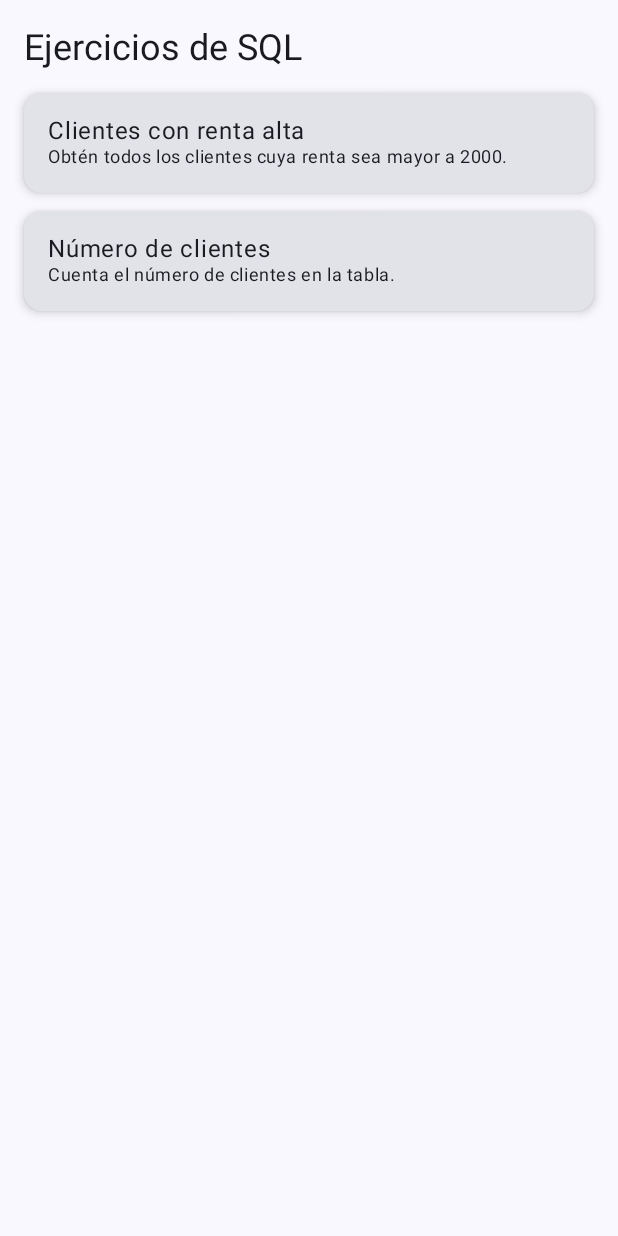
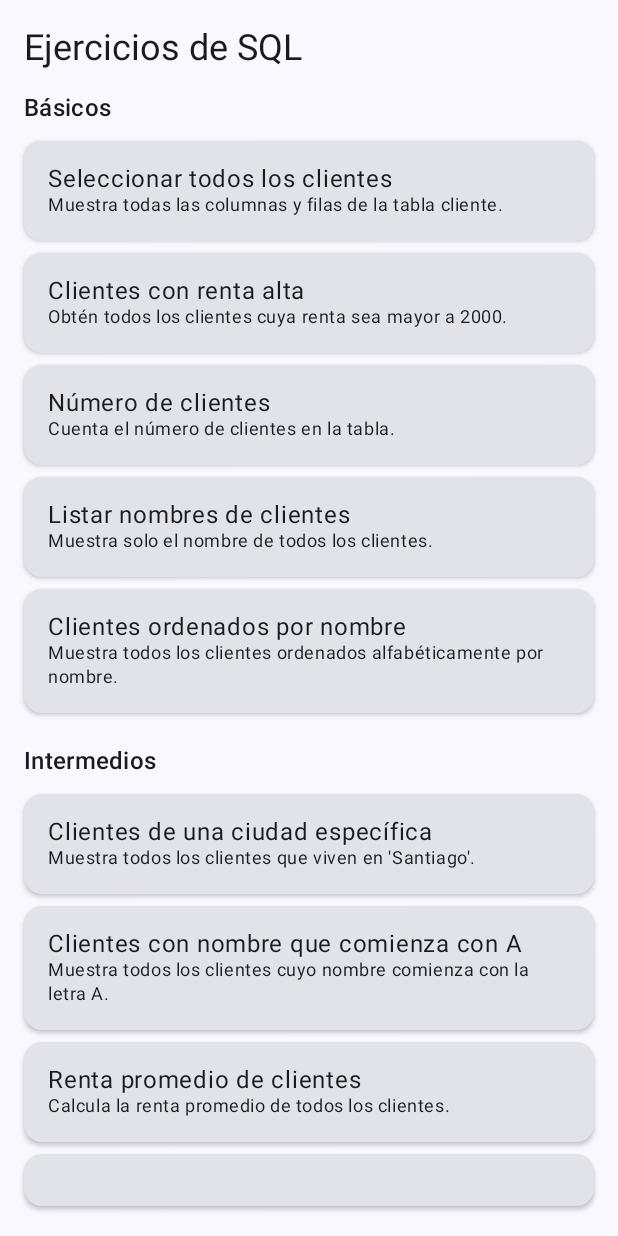
Before and after one commit to matias089/SQLPractice, an Android app built with Jetpack Compose: the composable SqlExerciseListScreen shown on its own in the app's theme, on a phone screen of 412 x 824 dp. Run offline under Robolectric (Android 15) with nearby library versions, the phone set to English and light mode, and no system bars; network calls fail.

Commit message:
add categiorias y mas ejercicios

```diff
--- a/app/src/main/java/com/example/sqlpractice/SqlExerciseListScreen.kt
+++ b/app/src/main/java/com/example/sqlpractice/SqlExerciseListScreen.kt
@@ -12,21 +12,27 @@ fun SqlExerciseListScreen(
     onExerciseSelected: (SqlExercise) -> Unit,
     modifier: Modifier = Modifier
 ) {
+    val categories = sampleExercises.groupBy { it.category }
+
     Column(
         modifier = modifier
             .fillMaxSize()
             .padding(16.dp)
     ) {
         Text("Ejercicios de SQL", style = MaterialTheme.typography.headlineSmall)
-        Spacer(Modifier.height(8.dp))
+        Spacer(Modifier.height(12.dp))
 
-        sampleExercises.forEach { exercise ->
+        categories.forEach { (category, exercises) ->
+            Text(category, style = MaterialTheme.typography.titleMedium)
+            Spacer(Modifier.height(6.dp))
+
+            exercises.forEach { exercise ->
                 Card(
                     modifier = Modifier
                         .fillMaxWidth()
-                    .padding(vertical = 6.dp)
+                        .padding(vertical = 4.dp)
                         .clickable { onExerciseSelected(exercise) },
-                elevation = CardDefaults.cardElevation(defaultElevation = 4.dp)
+                    elevation = CardDefaults.cardElevation(defaultElevation = 2.dp)
                 ) {
                     Column(Modifier.padding(16.dp)) {
                         Text(exercise.title, style = MaterialTheme.typography.bodyLarge)
@@ -34,5 +40,7 @@ fun SqlExerciseListScreen(
                     }
                 }
             }
+            Spacer(Modifier.height(16.dp))
         }
     }
+}
--- a/app/src/main/java/com/example/sqlpractice/SqlExerciseScreen.kt
+++ b/app/src/main/java/com/example/sqlpractice/SqlExerciseScreen.kt
@@ -14,25 +14,125 @@ data class SqlExercise(
     val id: Int,
     val title: String,
     val description: String,
-    val solutionQuery: String
+    val solutionQuery: String,
+    val category: String
 )
 
-// Lista de ejercicios de ejemplo
+// Lista de ejercicios (3 categorías, 5 cada una)
 val sampleExercises = listOf(
+    // ----------------- BÁSICOS -----------------
     SqlExercise(
         id = 1,
-        title = "Clientes con renta alta",
-        description = "Obtén todos los clientes cuya renta sea mayor a 2000.",
-        solutionQuery = "SELECT * FROM cliente WHERE renta_cli > 2000"
+        title = "Seleccionar todos los clientes",
+        description = "Muestra todas las columnas y filas de la tabla cliente.",
+        solutionQuery = "SELECT * FROM cliente",
+        category = "Básicos"
     ),
     SqlExercise(
         id = 2,
+        title = "Clientes con renta alta",
+        description = "Obtén todos los clientes cuya renta sea mayor a 2000.",
+        solutionQuery = "SELECT * FROM cliente WHERE renta_cli > 2000",
+        category = "Básicos"
+    ),
+    SqlExercise(
+        id = 3,
         title = "Número de clientes",
         description = "Cuenta el número de clientes en la tabla.",
-        solutionQuery = "SELECT COUNT(*) FROM cliente"
+        solutionQuery = "SELECT COUNT(*) FROM cliente",
+        category = "Básicos"
+    ),
+    SqlExercise(
+        id = 4,
+        title = "Listar nombres de clientes",
+        description = "Muestra solo el nombre de todos los clientes.",
+        solutionQuery = "SELECT nombre_cli FROM cliente",
+        category = "Básicos"
+    ),
+    SqlExercise(
+        id = 5,
+        title = "Clientes ordenados por nombre",
+        description = "Muestra todos los clientes ordenados alfabéticamente por nombre.",
+        solutionQuery = "SELECT * FROM cliente ORDER BY nombre_cli ASC",
+        category = "Básicos"
+    ),
+
+    // ----------------- INTERMEDIOS -----------------
+    SqlExercise(
+        id = 6,
+        title = "Clientes de una ciudad específica",
+        description = "Muestra todos los clientes que viven en 'Santiago'.",
+        solutionQuery = "SELECT * FROM cliente WHERE ciudad_cli = 'Santiago'",
+        category = "Intermedios"
+    ),
+    SqlExercise(
+        id = 7,
+        title = "Clientes con nombre que comienza con A",
+        description = "Muestra todos los clientes cuyo nombre comienza con la letra A.",
+        solutionQuery = "SELECT * FROM cliente WHERE nombre_cli LIKE 'A%'",
+        category = "Intermedios"
+    ),
+    SqlExercise(
+        id = 8,
+        title = "Renta promedio de clientes",
+        description = "Calcula la renta promedio de todos los clientes.",
+        solutionQuery = "SELECT AVG(renta_cli) FROM cliente",
+        category = "Intermedios"
+    ),
+    SqlExercise(
+        id = 9,
+        title = "Clientes con renta entre 1000 y 3000",
+        description = "Muestra los clientes cuya renta está entre 1000 y 3000.",
+        solutionQuery = "SELECT * FROM cliente WHERE renta_cli BETWEEN 1000 AND 3000",
+        category = "Intermedios"
+    ),
+    SqlExercise(
+        id = 10,
+        title = "Clientes y sus contratos",
+        description = "Muestra el nombre del cliente junto con el ID de contrato (usa JOIN).",
+        solutionQuery = "SELECT c.nombre_cli, co.id_contrato FROM cliente c JOIN contrato co ON c.id_cli = co.id_cli",
+        category = "Intermedios"
+    ),
+
+    // ----------------- AVANZADOS -----------------
+    SqlExercise(
+        id = 11,
+        title = "Número de clientes por ciudad",
+        description = "Cuenta cuántos clientes hay en cada ciudad.",
+        solutionQuery = "SELECT ciudad_cli, COUNT(*) FROM cliente GROUP BY ciudad_cli",
+        category = "Avanzados"
+    ),
+    SqlExercise(
+        id = 12,
+        title = "Ciudad con mayor número de clientes",
+        description = "Muestra la ciudad con más clientes registrados.",
+        solutionQuery = "SELECT ciudad_cli, COUNT(*) as total FROM cliente GROUP BY ciudad_cli ORDER BY total DESC LIMIT 1",
+        category = "Avanzados"
+    ),
+    SqlExercise(
+        id = 13,
+        title = "Clientes sin contrato",
+        description = "Muestra los clientes que no tienen contratos (usa LEFT JOIN).",
+        solutionQuery = "SELECT c.* FROM cliente c LEFT JOIN contrato co ON c.id_cli = co.id_cli WHERE co.id_cli IS NULL",
+        category = "Avanzados"
+    ),
+    SqlExercise(
+        id = 14,
+        title = "Clientes con renta superior al promedio",
+        description = "Muestra los clientes cuya renta es mayor que el promedio general.",
+        solutionQuery = "SELECT * FROM cliente WHERE renta_cli > (SELECT AVG(renta_cli) FROM cliente)",
+        category = "Avanzados"
+    ),
+    SqlExercise(
+        id = 15,
+        title = "Clientes con más de un contrato",
+        description = "Muestra los clientes que tienen más de un contrato asociado.",
+        solutionQuery = "SELECT c.id_cli, c.nombre_cli, COUNT(co.id_contrato) as total FROM cliente c JOIN contrato co ON c.id_cli = co.id_cli GROUP BY c.id_cli HAVING total > 1",
+        category = "Avanzados"
     )
 )
 
+// ---------- Pantalla de ejercicios individuales ----------
 @Composable
 fun SqlExerciseScreen(exercise: SqlExercise, modifier: Modifier = Modifier) {
     val context = LocalContext.current
@@ -68,7 +168,7 @@ fun SqlExerciseScreen(exercise: SqlExercise, modifier: Modifier = Modifier) {
                         val userResult = cursorToString(userCursor)
                         userCursor.close()
 
-                        // Ejecutar solución
+                        // Ejecutar solución esperada
                         val solCursor = db.rawQuery(exercise.solutionQuery, null)
                         val solResult = cursorToString(solCursor)
                         solCursor.close()
```
Lines whose indentation alone changed are shown as unchanged.
